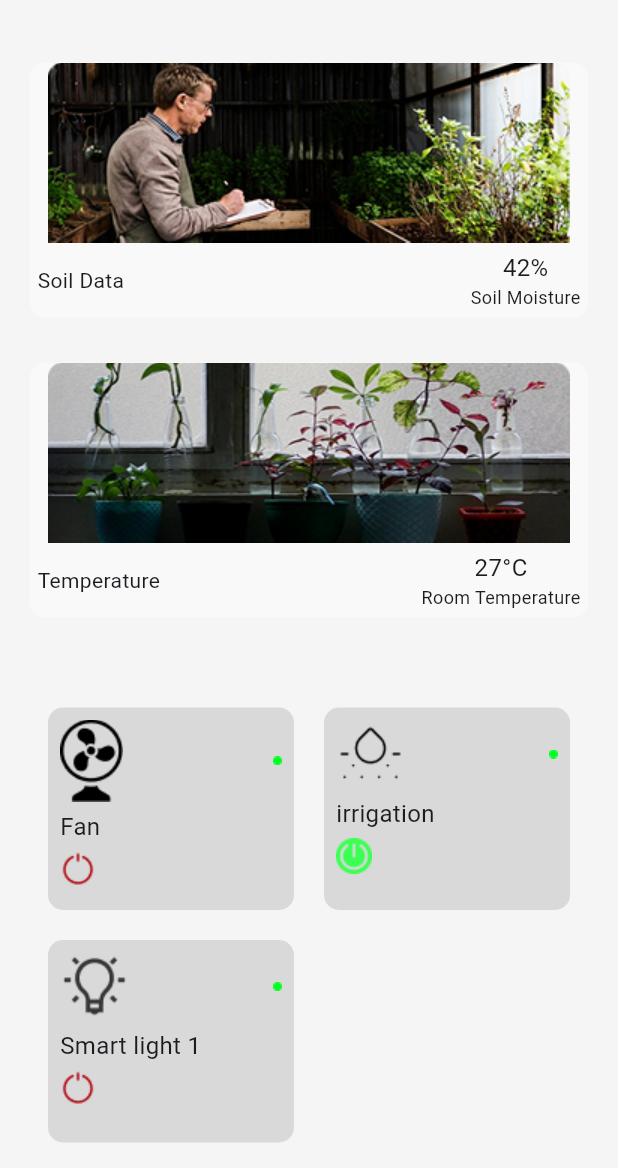
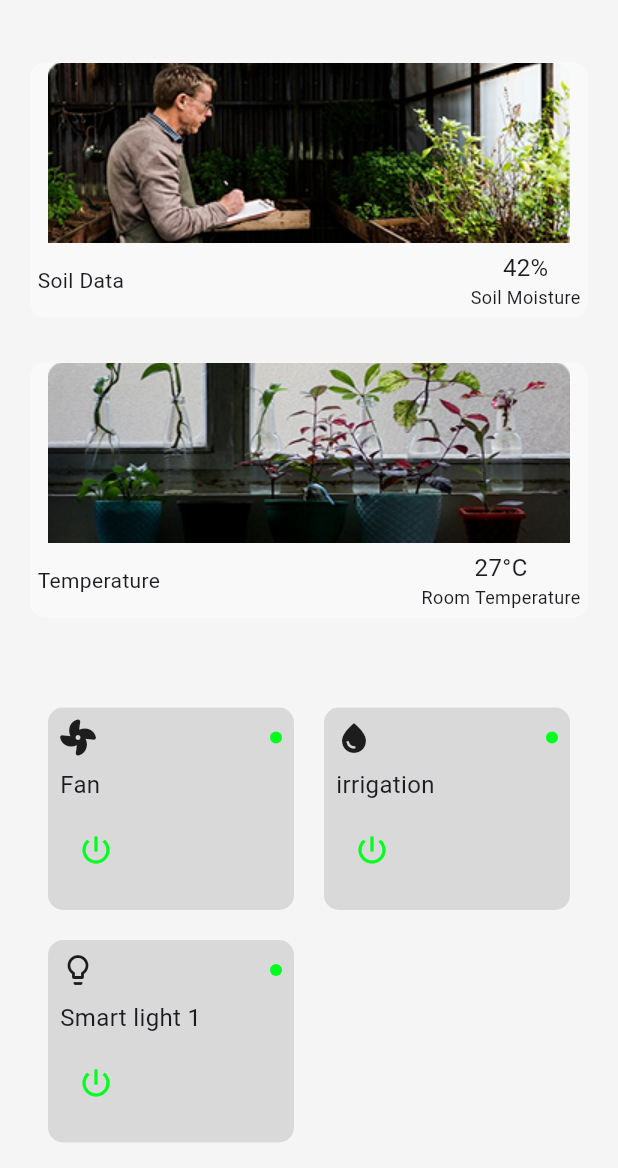
Before and after one commit to IbrahimElarene/GARDEN-APP, a Flutter app: the screen it shows after launch, on a phone screen of 412 x 824 dp, the part 68-1236 px from its top. Run offline on Flutter 3.47's test engine with Material 3 defaults, Android fonts, the phone set to English and light mode, and no system bars; our stand-ins replace font_awesome_flutter.

Commit message:
add funtion

```diff
--- a/lib/screens/home_screen.dart
+++ b/lib/screens/home_screen.dart
@@ -1,13 +1,19 @@
 import 'package:flutter/material.dart';
+import 'package:font_awesome_flutter/font_awesome_flutter.dart';
 import 'package:garden_app/core/app_icons/app_icons.dart';
 import 'package:garden_app/core/app_images/app_images.dart';
 import 'package:garden_app/widgets/card_item_image_widget.dart';
 
 import '../widgets/card_item_widget.dart';
 
-class HomeScreen extends StatelessWidget {
+class HomeScreen extends StatefulWidget {
   const HomeScreen({super.key});
 
+  @override
+  State<HomeScreen> createState() => _HomeScreenState();
+}
+
+class _HomeScreenState extends State<HomeScreen> {
   @override
   Widget build(BuildContext context) {
     return Scaffold(
@@ -56,25 +62,23 @@ class HomeScreen extends StatelessWidget {
                     spacing: 20,
                     children: [
                       CardItemWidget(
-                        image: AppIcons.vector,
-                        title: "Fan",
-                        imageDown: AppIcons.solar_power,
-                        imageRight: AppIcons.filled,
+                        title: 'Fan',
+                        icon: const Icon(FontAwesomeIcons.fan),
+                        iconDown: const Icon(Icons.power_settings_new),
                       ),
                       CardItemWidget(
-                        image: AppIcons.watering,
-                        title: "irrigation",
-                        imageDown: AppIcons.vector1,
-                        imageRight: AppIcons.filled,
+                        title: 'irrigation',
+                        icon: const Icon(Icons.water_drop),
+                        iconDown: const Icon(Icons.power_settings_new),
                       ),
                       CardItemWidget(
-                        image: AppIcons.lamp,
-                        title: "Smart light 1",
-                        imageDown: AppIcons.solar_power,
-                        imageRight: AppIcons.filled,
+                        title: 'Smart light 1',
+                        icon:  Icon(Icons.lightbulb_outline),
+                        iconDown:  Icon(Icons.power_settings_new),
                       ),
                     ],
-                  ),
+                  )
+                  ,
                 ),
               ],
             ),
--- a/lib/widgets/card_item_widget.dart
+++ b/lib/widgets/card_item_widget.dart
@@ -1,33 +1,70 @@
+
 import 'package:flutter/material.dart';
 
-import '../core/app_icons/app_icons.dart';
+class CardItemWidget extends StatefulWidget {
+  final Icon icon;
+  final Icon iconDown;
+  final String title;
 
-class CardItemWidget extends StatelessWidget {
-   CardItemWidget({super.key,required this.image,required this.title,required this.imageDown,required this.imageRight});
-String image;
-String title;
-String imageDown;
-String imageRight;
+  const CardItemWidget({
+    super.key,
+    required this.title,
+    required this.icon,
+    required this.iconDown,
+  });
+
+  @override
+  State<CardItemWidget> createState() => _CardItemWidgetState();
+}
+
+class _CardItemWidgetState extends State<CardItemWidget> {
+  bool isValue = true;
+
   @override
   Widget build(BuildContext context) {
     return Container(
       width: 164,
       height: 135,
-      decoration: BoxDecoration(borderRadius: BorderRadius.circular(10),color: Color(0xffD9D9D9)),
+      decoration: BoxDecoration(
+        borderRadius: BorderRadius.circular(10),
+        color: const Color(0xffD9D9D9),
+      ),
       child: Padding(
         padding: const EdgeInsets.all(8.0),
         child: Column(
           crossAxisAlignment: CrossAxisAlignment.start,
-          spacing: 5,
           children: [
             Row(
               children: [
-                Image.asset(image),
-                Spacer(),
-                Image.asset(imageRight),
-              ],),
-            Text(title,style: TextStyle(fontSize: 16),),
-            Image.asset(imageDown),
+                widget.icon,
+                const Spacer(),
+                Container(
+                  width: 8,
+                  height: 8,
+                  decoration: BoxDecoration(
+                    color: isValue ? const Color(0xff00FF1E) : Colors.red,
+                    shape: BoxShape.circle,
+                  ),
+                ),
+              ],
+            ),
+            const SizedBox(height: 8),
+            Text(
+              widget.title,
+              style: const TextStyle(fontSize: 16),
+            ),
+            const SizedBox(height: 8),
+            IconButton(
+              onPressed: () {
+                setState(() {
+                  isValue = !isValue;
+                });
+              },
+              icon: Icon(
+                Icons.power_settings_new,
+                color: isValue ? const Color(0xff00FF1E) : Colors.red,
+              ),
+            )
           ],
         ),
       ),
--- a/pubspec.yaml
+++ b/pubspec.yaml
@@ -34,6 +34,7 @@ dependencies:
   # The following adds the Cupertino Icons font to your application.
   # Use with the CupertinoIcons class for iOS style icons.
   cupertino_icons: ^1.0.8
+  font_awesome_flutter: ^10.8.0
 
 dev_dependencies:
   flutter_test:
```
Also changed, not shown: pubspec.lock.
